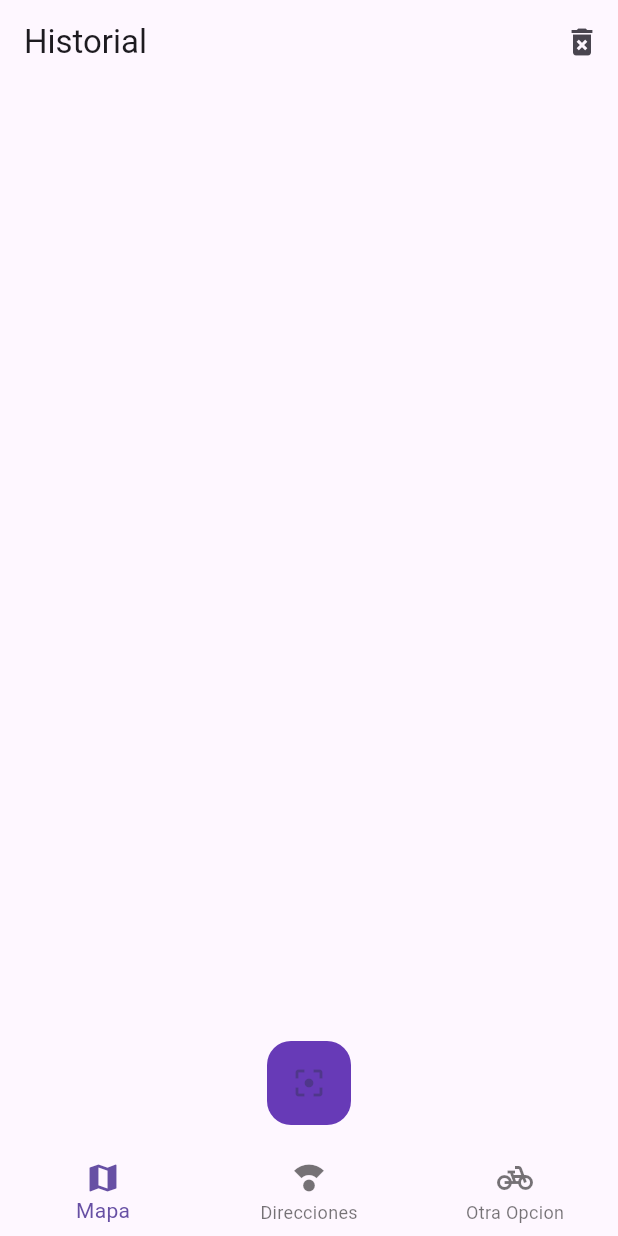
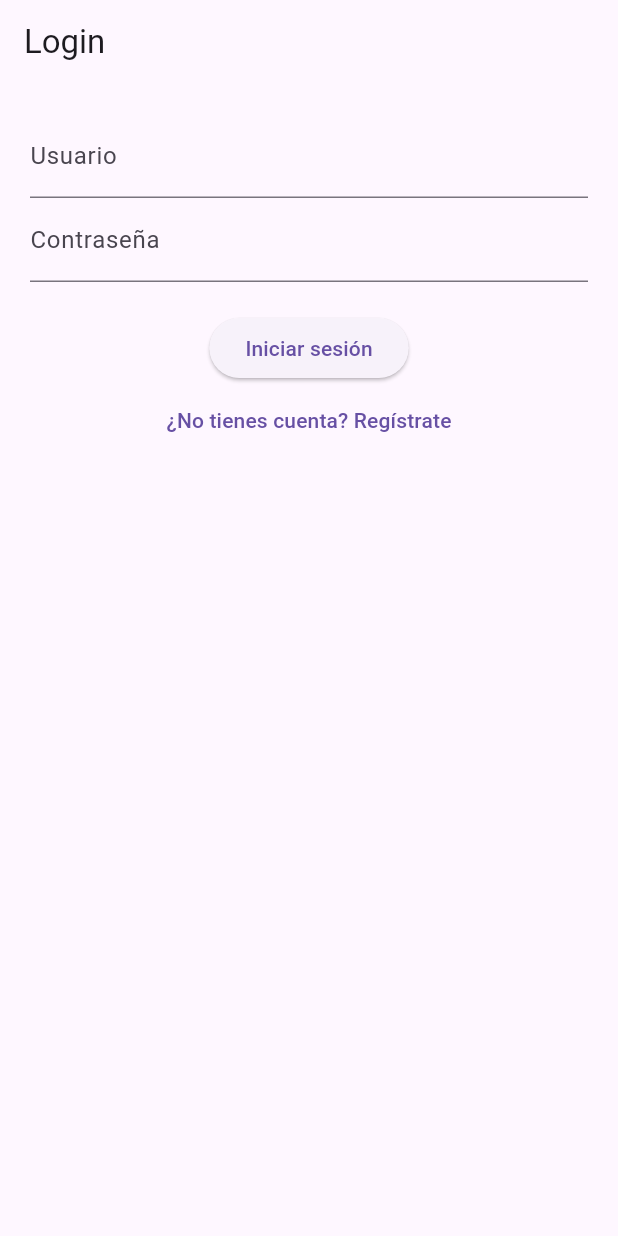
Before and after one commit to Jucema15/qr_reader, a Flutter app: the screen it shows after launch, on a phone screen of 412 x 824 dp. Run offline on Flutter 3.47's test engine with Material 3 defaults, Android fonts, the phone set to English and light mode, and no system bars; our stand-ins replace google_maps_flutter, sqflite; missing offline and left inert: qr_code_scanner_plus; accounts and stored records are empty.

Commit message:
Creación del login

```diff
--- a/lib/main.dart
+++ b/lib/main.dart
@@ -1,48 +1,10 @@
-//mateapp
+import 'package:flutter/material.dart';
+import 'package:qr_reader/pages/login_page.dart';
 
-//Installar provider
-//flutter pub add provider
-//This will add a line like this to your package's pubspec.yaml (and run an implicit flutter pub get):
-//dependencies:
-//  provider: ^6.1.5+1
-
-import 'package:flutter/material.dart';
-import 'package:provider/provider.dart';
-import 'package:qr_reader/pages/home_page.dart';
-import 'package:qr_reader/pages/mapa_page.dart';
-import 'package:qr_reader/providers/scan_list_provider.dart';
-import 'package:qr_reader/providers/ui_provider.dart';
-
-void main() => runApp(const MyApp());
-
-class MyApp extends StatelessWidget {
-  const MyApp({super.key});
-
-  @override
-  Widget build(BuildContext context) {
-
-    return MultiProvider(
-      providers: [
-        ChangeNotifierProvider(create: (_) =>  UiProvider()),
-        ChangeNotifierProvider(create: (_) =>  ScanListProvider()),
-      ],
-
-      child: MaterialApp(
-        debugShowCheckedModeBanner: false,
-        title: 'QR Reader',
-
-        initialRoute: 'home',
-
-        routes: {'home': (_) => HomePage(),
-                 'mapa': (_) => MapaPage()},
-        theme: ThemeData(
-          primaryColor: Colors.deepPurple,
-          floatingActionButtonTheme: FloatingActionButtonThemeData(
-            backgroundColor: Colors.deepPurple,
-          ),
-        ),
-      ),
-    );
-
-  }
+void main() {
+  runApp(MaterialApp(
+    debugShowCheckedModeBanner: false,
+    title: 'App QR Login',
+    home: LoginPage(),
+  ));
 }
--- a/lib/pages/home_page.dart
+++ b/lib/pages/home_page.dart
@@ -54,7 +54,7 @@ class HomePage extends StatelessWidget {
 class _HomePageBody extends StatelessWidget {
 
   const _HomePageBody({super.key});
-
+c
   @override
   Widget build(BuildContext context) {
 
--- /dev/null
+++ b/lib/pages/login_page.dart
@@ -0,0 +1,80 @@
+import 'package:flutter/material.dart';
+import '../database/db_helper.dart';
+import 'register_page.dart';
+
+class LoginPage extends StatefulWidget {
+  @override
+  State<LoginPage> createState() => _LoginPageState();
+}
+
+class _LoginPageState extends State<LoginPage> {
+  final TextEditingController _userCtrl = TextEditingController();
+  final TextEditingController _passCtrl = TextEditingController();
+  String _error = '';
+
+  Future<void> _login() async {
+    final usuarios = await DBHelper.getUsuarios();
+    final user = usuarios.firstWhere(
+      (u) => u['nombre'] == _userCtrl.text && u['contrasena'] == _passCtrl.text,
+      orElse: () => {},
+    );
+    if (user.isNotEmpty) {
+      setState(() => _error = '');
+      // Navega a la pantalla principal o dashboard
+      Navigator.of(context).pushReplacement(
+        MaterialPageRoute(builder: (_) => HomePage(username: user['nombre']))
+      );
+    } else {
+      setState(() => _error = 'Usuario o contraseña incorrectos');
+    }
+  }
+
+  @override
+  Widget build(BuildContext context) {
+    return Scaffold(
+      appBar: AppBar(title: Text('Login')),
+      body: Padding(
+        padding: const EdgeInsets.all(20),
+        child: Column(
+          children: [
+            TextField(
+              controller: _userCtrl,
+              decoration: InputDecoration(labelText: 'Usuario'),
+            ),
+            TextField(
+              controller: _passCtrl,
+              decoration: InputDecoration(labelText: 'Contraseña'),
+              obscureText: true,
+            ),
+            SizedBox(height: 20),
+            ElevatedButton(child: Text('Iniciar sesión'), onPressed: _login),
+            TextButton(
+              child: Text('¿No tienes cuenta? Regístrate'),
+              onPressed: () => Navigator.of(context).push(
+                MaterialPageRoute(builder: (_) => RegisterPage())
+              ),
+            ),
+            SizedBox(height: 10),
+            if (_error.isNotEmpty)
+              Text(_error, style: TextStyle(color: Colors.red)),
+          ],
+        ),
+      ),
+    );
+  }
+}
+
+// Página de ejemplo de bienvenida
+class HomePage extends StatelessWidget {
+  final String username;
+  const HomePage({required this.username});
+  @override
+  Widget build(BuildContext context) {
+    return Scaffold(
+      appBar: AppBar(title: Text('Bienvenido')),
+      body: Center(
+        child: Text('Bienvenido, $username!', style: TextStyle(fontSize: 22)),
+      ),
+    );
+  }
+}
--- a/pubspec.yaml
+++ b/pubspec.yaml
@@ -38,9 +38,10 @@ dependencies:
   qr_code_scanner_plus: ^2.0.13
   path_provider: ^2.1.5
   sqflite: ^2.4.2
-  google_maps_flutter: ^2.13.1
+  google_maps_flutter: ^2.14.0
   url_launcher: ^6.3.2
   path: ^1.9.1
+  geolocator: ^14.0.2
 
 dev_dependencies:
   flutter_test:
```
Also changed, not shown: lib/database/db_helper.dart (added, +66 -0 lines), lib/pages/register_page.dart (added, +67 -0 lines), pubspec.lock, 5 other files.
